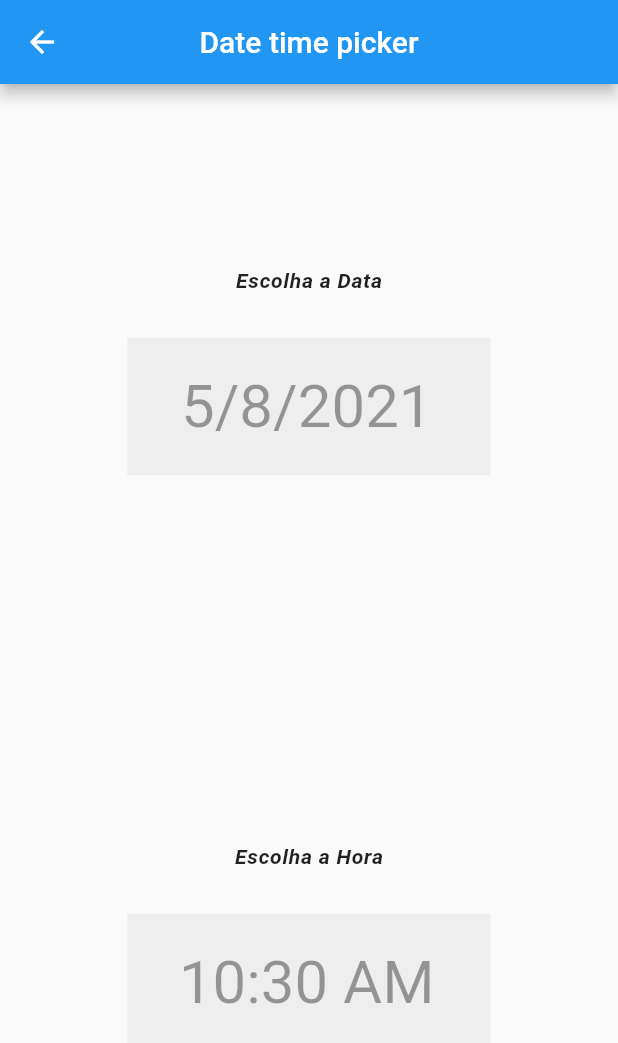
After one commit to Rossitto/lsrtcc_Frontend_Flutter, a Flutter app: the screen it shows after launch, after a tap on "DateTimePicker", on a phone screen of 412 x 824 dp. The commit adds this screen. Shown: the top 1043 px of the screen. Run offline on Flutter 3.47's test engine with Material 2 defaults, Android fonts, the phone set to English and light mode, and no system bars; our stand-ins replace animated_text_kit, date_format, get, get_storage, table_calendar; missing offline and left inert: date_time_format, emojis; network calls fail.

Commit message:
new DateTimePicker and flutter_localizations

```diff
--- /dev/null
+++ b/lib/components/DateTimePicker.dart
@@ -0,0 +1,184 @@
+import 'package:date_format/date_format.dart';
+import 'package:flutter/material.dart';
+import 'package:get/utils.dart';
+import 'package:intl/intl.dart';
+
+class DateTimePicker extends StatefulWidget {
+  static const String id = 'dateTimePicker_screen';
+
+  @override
+  _DateTimePickerState createState() => _DateTimePickerState();
+}
+
+class _DateTimePickerState extends State<DateTimePicker> {
+  double _height;
+  double _width;
+
+  String _setTime, _setDate;
+
+  String _hour, _minute, _time;
+
+  String dateTime;
+
+  DateTime selectedDate = DateTime.now();
+
+  TimeOfDay selectedTime = TimeOfDay(hour: 00, minute: 00);
+
+  TextEditingController _dateController = TextEditingController();
+  TextEditingController _timeController = TextEditingController();
+
+  Future<Null> _selectDate(BuildContext context) async {
+    final DateTime picked = await showDatePicker(
+      context: context,
+      initialDate: selectedDate,
+      initialDatePickerMode: DatePickerMode.day,
+      firstDate: DateTime(2020),
+      lastDate: DateTime(2101),
+      locale: Locale("pt"),
+      // builder: (BuildContext context, Widget child) {
+      //   return MediaQuery(
+      //     data: MediaQuery.of(context).copyWith(alwaysUse24HourFormat: true),
+      //     child: child,
+      //   );
+      // },
+    );
+    if (picked != null)
+      setState(() {
+        selectedDate = picked;
+        _dateController.text = DateFormat.yMd().format(selectedDate);
+      });
+  }
+
+  Future<Null> _selectTime(BuildContext context) async {
+    final TimeOfDay picked = await showTimePicker(
+        context: context,
+        initialTime: selectedTime,
+        helpText: "Hora do evento",
+        builder: (BuildContext context, Widget child) {
+          return MediaQuery(
+            data: MediaQuery.of(context).copyWith(alwaysUse24HourFormat: true),
+            child: child,
+          );
+        });
+    if (picked != null)
+      setState(() {
+        selectedTime = picked;
+        _hour = selectedTime.hour.toString();
+        _minute = selectedTime.minute.toString();
+        _time = _hour + ' : ' + _minute;
+        _timeController.text = _time;
+        _timeController.text = formatDate(
+            DateTime(2020, 08, 1, selectedTime.hour, selectedTime.minute),
+            [hh, ':', nn, " ", am]).toString();
+      });
+  }
+
+  @override
+  void initState() {
+    _dateController.text = DateFormat.yMd().format(DateTime.now());
+
+    _timeController.text = formatDate(
+        DateTime(2019, 08, 1, DateTime.now().hour, DateTime.now().minute),
+        [hh, ':', nn, " ", am]).toString();
+    super.initState();
+  }
+
+  @override
+  Widget build(BuildContext context) {
+    _height = MediaQuery.of(context).size.height;
+    _width = MediaQuery.of(context).size.width;
+    dateTime = DateFormat.yMd().format(DateTime.now());
+    return Scaffold(
+      appBar: AppBar(
+        centerTitle: true,
+        title: Text('Date time picker'),
+      ),
+      body: Container(
+        width: _width,
+        height: _height,
+        child: Column(
+          crossAxisAlignment: CrossAxisAlignment.center,
+          mainAxisAlignment: MainAxisAlignment.spaceAround,
+          children: <Widget>[
+            Column(
+              children: <Widget>[
+                Text(
+                  'Escolha a Data',
+                  style: TextStyle(
+                      fontStyle: FontStyle.italic,
+                      fontWeight: FontWeight.w600,
+                      letterSpacing: 0.5),
+                ),
+                InkWell(
+                  onTap: () {
+                    _selectDate(context);
+                  },
+                  child: Container(
+                    width: _width / 1.7,
+                    height: _height / 9,
+                    margin: EdgeInsets.only(top: 30),
+                    alignment: Alignment.center,
+                    decoration: BoxDecoration(color: Colors.grey[200]),
+                    child: TextFormField(
+                      style: TextStyle(fontSize: 40),
+                      textAlign: TextAlign.center,
+                      enabled: false,
+                      keyboardType: TextInputType.text,
+                      controller: _dateController,
+                      onSaved: (String val) {
+                        _setDate = val;
+                      },
+                      decoration: InputDecoration(
+                          disabledBorder:
+                              UnderlineInputBorder(borderSide: BorderSide.none),
+                          // labelText: 'Time',
+                          contentPadding: EdgeInsets.only(top: 0.0)),
+                    ),
+                  ),
+                ),
+              ],
+            ),
+            Column(
+              children: <Widget>[
+                Text(
+                  'Escolha a Hora',
+                  style: TextStyle(
+                      fontStyle: FontStyle.italic,
+                      fontWeight: FontWeight.w600,
+                      letterSpacing: 0.5),
+                ),
+                InkWell(
+                  onTap: () {
+                    _selectTime(context);
+                  },
+                  child: Container(
+                    margin: EdgeInsets.only(top: 30),
+                    width: _width / 1.7,
+                    height: _height / 9,
+                    alignment: Alignment.center,
+                    decoration: BoxDecoration(color: Colors.grey[200]),
+                    child: TextFormField(
+                      style: TextStyle(fontSize: 40),
+                      textAlign: TextAlign.center,
+                      onSaved: (String val) {
+                        _setTime = val;
+                      },
+                      enabled: false,
+                      keyboardType: TextInputType.text,
+                      controller: _timeController,
+                      decoration: InputDecoration(
+                          disabledBorder:
+                              UnderlineInputBorder(borderSide: BorderSide.none),
+                          // labelText: 'Time',
+                          contentPadding: EdgeInsets.all(5)),
+                    ),
+                  ),
+                ),
+              ],
+            ),
+          ],
+        ),
+      ),
+    );
+  }
+}
--- a/lib/main.dart
+++ b/lib/main.dart
@@ -10,10 +10,12 @@ import 'package:lsrtcc_flutter/screens/welcome_screen.dart';
 import 'package:lsrtcc_flutter/screens/login_screen.dart';
 import 'package:lsrtcc_flutter/screens/registration_screen.dart';
 import 'package:lsrtcc_flutter/services/user_preferences.dart';
+import 'components/DateTimePicker.dart';
 import 'screens/login_screen.dart';
 import 'screens/registration_screen.dart';
 import 'screens/welcome_screen.dart';
 import 'screens/welcome_screen_debug.dart';
+import 'package:flutter_localizations/flutter_localizations.dart';
 
 Future<void> main() async {
   WidgetsFlutterBinding.ensureInitialized();
@@ -26,14 +28,25 @@ Future<void> main() async {
   final userdata = GetStorage();
   userdata.writeIfNull('userIsLogged', false);
 
-  Intl.defaultLocale = "pt_BR";
-  initializeDateFormatting();
+  // Intl.defaultLocale = "pt_BR";
+  // initializeDateFormatting();
 
   runApp(
     MaterialApp(
+      localizationsDelegates: [
+        GlobalMaterialLocalizations.delegate,
+        GlobalWidgetsLocalizations.delegate,
+        GlobalCupertinoLocalizations.delegate,
+      ],
+      supportedLocales: [
+        Locale("pt"),
+      ],
       debugShowCheckedModeBanner: false,
       initialRoute:
-          userdata.read('userIsLogged') ? ProfileScreen.id : WelcomeScreen.id,
+          // ! tela inicial TESTE:
+          WelcomeScreenDebug.id,
+      // * tela inicial verdadeira:
+      // userdata.read('userIsLogged') ? ProfileScreen.id : WelcomeScreen.id,
       routes: {
         WelcomeScreenDebug.id: (context) => WelcomeScreenDebug(),
         WelcomeScreen.id: (context) => WelcomeScreen(),
@@ -43,6 +56,7 @@ Future<void> main() async {
         RegisterPubScreen.id: (context) => RegisterPubScreen(),
         CalendarScreen.id: (context) => CalendarScreen(),
         ProfileScreen.id: (context) => ProfileScreen(),
+        DateTimePicker.id: (context) => DateTimePicker(),
       },
     ),
   );
--- a/lib/screens/welcome_screen_debug.dart
+++ b/lib/screens/welcome_screen_debug.dart
@@ -1,4 +1,5 @@
 import 'package:flutter/material.dart';
+import 'package:lsrtcc_flutter/components/DateTimePicker.dart';
 import 'package:lsrtcc_flutter/screens/calendar_screen.dart';
 import 'package:lsrtcc_flutter/screens/profile_screen.dart';
 import 'package:lsrtcc_flutter/screens/registerBand_screen.dart';
@@ -119,6 +120,13 @@ class _WelcomeScreenDebugState extends State<WelcomeScreenDebug>
                 Navigator.pushNamed(context, ProfileScreen.id);
               },
             ),
+            RoundedButton(
+              color: Colors.lightBlueAccent,
+              text: 'DateTimePicker',
+              onPressed: () {
+                Navigator.pushNamed(context, DateTimePicker.id);
+              },
+            ),
             SizedBox(
               height: 48.0,
             ),
--- a/pubspec.yaml
+++ b/pubspec.yaml
@@ -9,6 +9,8 @@ environment:
 dependencies:
   flutter:
     sdk: flutter
+  flutter_localizations:
+    sdk: flutter
 
   cupertino_icons: ^0.1.2
   animated_text_kit: ^2.2.0
@@ -19,11 +21,12 @@ dependencies:
   emojis: ^0.8.1
   table_calendar: ^2.2.3
   # shared_preferences: ^0.5.12+4
-  intl: ^0.16.1
+  # intl: ^0.16.1
   date_time_format: ^1.0.0+4
   get: ^4.1.4
   get_storage: ^2.0.2
   path_provider: ^2.0.0
+  date_format: ^2.0.2
 
 dev_dependencies:
   flutter_test:
```
Also changed, not shown: lib/screens/calendar_screen.dart (+54 -13 lines), pubspec.lock.
